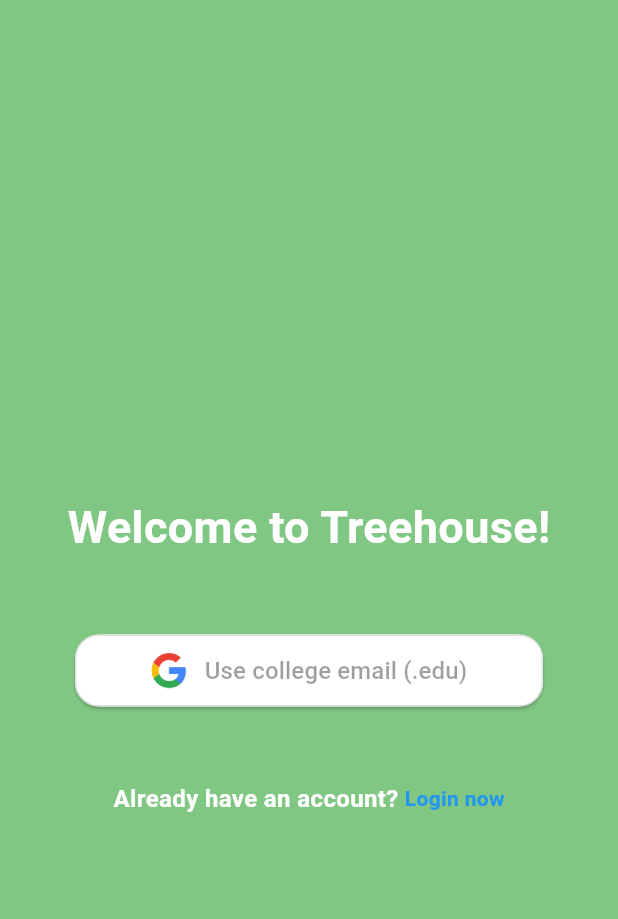
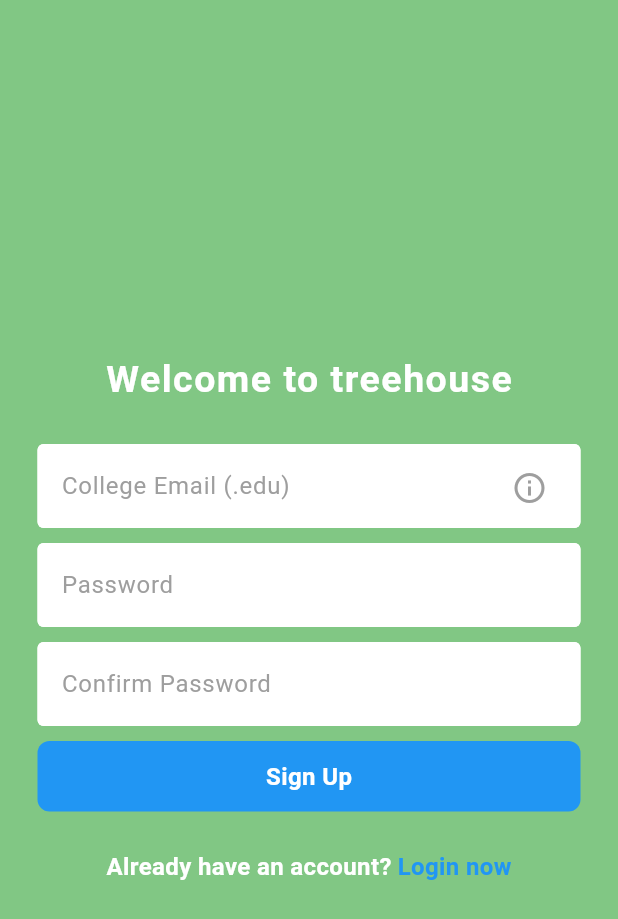
Before and after one commit to blakeotto57/treehouse, a Flutter app: the screen it shows after launch, after a tap on "Register now", on a phone screen of 412 x 824 dp. Shown: the top 919 px of the screen. Run offline on Flutter 3.47's test engine with Material 3 defaults, Android fonts, the phone set to English and light mode, and no system bars; our stand-ins replace cloud_firestore, firebase_auth, firebase_core, firebase_storage, flutter_svg, google_sign_in and 5 more; missing offline and left inert: firebase_app_check, flutter_stripe, in_app_purchase_android, in_app_purchase_storekit, pay, pay_android and 2 more; accounts and stored records are empty; network calls fail; Roboto replaces fonts that are missing (Helvetica).

Commit message:
reset register page back to manual inputs instead of google sign in

```diff
--- a/lib/auth/login_page.dart
+++ b/lib/auth/login_page.dart
@@ -79,8 +79,8 @@ class _LoginPageState extends State<LoginPage> {
                     style: TextStyle(
                         fontWeight: FontWeight.bold,
                         color: Colors.white,
-                        letterSpacing: 3,
-                        fontSize: 20,
+                        letterSpacing: 1,
+                        fontSize: 25,
                     ),
                   ),
 
@@ -118,7 +118,7 @@ class _LoginPageState extends State<LoginPage> {
 
 
 
-                  const SizedBox(height: 10),
+                  const SizedBox(height: 25),
 
                 //go to register page
                 Row(
@@ -129,6 +129,7 @@ class _LoginPageState extends State<LoginPage> {
                       style: TextStyle(
                         fontWeight: FontWeight.bold,
                         color: Colors.white,
+                        fontSize: 16,
                       ),
                     ),
 
@@ -141,6 +142,7 @@ class _LoginPageState extends State<LoginPage> {
                         style: TextStyle(
                           fontWeight: FontWeight.bold,
                           color: Colors.blue,
+                          fontSize: 16,
                           ),
                         ),
                     ),
--- a/lib/auth/register_page.dart
+++ b/lib/auth/register_page.dart
@@ -3,7 +3,6 @@ import 'package:flutter/material.dart';
 import 'package:firebase_auth/firebase_auth.dart';
 import 'package:treehouse/components/text_field.dart';
 import 'package:google_sign_in/google_sign_in.dart';
-import 'package:treehouse/pages/user_profile.dart';
 
 import '../components/button.dart';
 import '../pages/home.dart';
@@ -20,9 +19,48 @@ class RegisterPage extends StatefulWidget {
 }
 
 class _RegisterPageState extends State<RegisterPage> {
-  final GoogleSignIn _googleSignIn = GoogleSignIn();
+  // Text editing controllers
+  final emailTextController = TextEditingController();
+  final passwordTextController = TextEditingController();
+  final confirmPasswordTextController = TextEditingController();
 
-  Future<void> signInWithGoogle() async {
+  final GoogleSignIn _googleSignIn = GoogleSignIn(
+    hostedDomain: 'edu',
+    scopes: ['email', 'profile'],
+  );
+
+  Future<bool> verifyEducationalEmail(String email) async {
+    try {
+      final GoogleSignInAccount? googleUser = await _googleSignIn.signIn();
+
+      if (googleUser != null) {
+        // Verify if Google email matches the provided email
+        if (googleUser.email == email) {
+          return true;
+        }
+      }
+      return false;
+    } catch (e) {
+      return false;
+    }
+  }
+
+  // Add this validation function at class level
+  bool isValidEducationalEmail(String email) {
+    // Check if email is properly formatted and ends with .edu
+    return RegExp(r'^[a-zA-Z0-9._%+-]+@[a-zA-Z0-9.-]+\.edu$').hasMatch(email);
+  }
+
+  //sign up user
+  void signUp() async {
+    // Make sure passwords match
+    if (passwordTextController.text != confirmPasswordTextController.text) {
+      // Show error
+      displayMessage("Passwords do not match!");
+      return;
+    }
+
+    // Show loading indicator
     showDialog(
       context: context,
       builder: (context) => const Center(
@@ -31,45 +69,70 @@ class _RegisterPageState extends State<RegisterPage> {
     );
 
     try {
-      final GoogleSignInAccount? googleUser = await _googleSignIn.signIn();
-      if (googleUser == null) {
-        Navigator.pop(context);
+      // Verify email with Google
+      bool isValidUser = await verifyEducationalEmail(emailTextController.text);
+
+      if (!isValidUser) {
+        Navigator.pop(context); // Remove loading indicator
+        displayMessage("Please verify your .edu email with Google");
         return;
       }
 
-      final GoogleSignInAuthentication googleAuth = await googleUser.authentication;
-      final credential = GoogleAuthProvider.credential(
-        accessToken: googleAuth.accessToken,
-        idToken: googleAuth.idToken,
+      // Continue with Firebase registration
+      await FirebaseAuth.instance.createUserWithEmailAndPassword(
+        email: emailTextController.text,
+        password: passwordTextController.text,
       );
 
-      final userCredential = await FirebaseAuth.instance.signInWithCredential(credential);
-      final user = userCredential.user;
-
-      if (user != null) {
-        await FirebaseFirestore.instance.collection("users").doc(user.uid).set({
-          "email": user.email,
-          "username": user.displayName,
-          "profileImageUrl": user.photoURL,
-          "bio": "Empty bio...",
+      // After creating new user, create a new document in Firebase for them
+      await FirebaseFirestore.instance.collection("users").doc(emailTextController.text).set({
+        "username": emailTextController.text.split("@")[0],
+        "bio": "Empty bio",
+        "email": emailTextController.text,
+        "password": passwordTextController.text,
+        "profileImageUrl": null, // Add default value for profileImageUrl
+        // Add additional fields if needed
       });
 
+      // Pop loading indicator
+      if (mounted) {
+        Navigator.pop(context);
+      }
+
+      // Navigate to the home page or show success message
       if (mounted) {
         Navigator.pushReplacement(
           context,
-            MaterialPageRoute(builder: (context) => UserProfilePage()),
+          MaterialPageRoute(builder: (context) =>  HomePage()),
         );
       }
+    } on FirebaseAuthException catch (e) {
+      // Pop loading indicator
+      if (mounted) {
+        Navigator.pop(context);
       }
+
+      // Show error to user
+      displayMessage(e.code);
     } catch (e) {
+      // Pop loading indicator
+      if (mounted) {
         Navigator.pop(context);
-      displayMessage("Error: ${e.toString()}");
+      }
+
+      // Log and show any other errors
+      print('Error: $e');
+      displayMessage('An error occurred. Please try again.');
     }
   }
 
+  //display a dialog message
   void displayMessage(String message) {
-    ScaffoldMessenger.of(context).showSnackBar(
-      SnackBar(content: Text(message)),
+    showDialog(
+      context: context,
+      builder: (context) => AlertDialog(
+        title: Text(message),
+      ),
     );
   }
 
@@ -79,90 +142,129 @@ class _RegisterPageState extends State<RegisterPage> {
       backgroundColor: Colors.green[300],
       body: SafeArea(
         child: Center(
+          child: SingleChildScrollView(
+            child: Padding(
+              padding: const EdgeInsets.symmetric(horizontal: 25.0),
               child: Column(
                 mainAxisAlignment: MainAxisAlignment.center,
+                crossAxisAlignment: CrossAxisAlignment.center,
                 children: [
-              const SizedBox(height: 50),
 
-              // Logo or welcome text
-              Text(
-                "Welcome to Treehouse!",
+                  // Logo
+                  const Text(
+                    'Welcome to treehouse',
                     style: TextStyle(
+                      fontWeight: FontWeight.bold,
                       color: Colors.white,
-                  fontSize: 30,
-                  fontWeight: FontWeight.bold,
+                      letterSpacing: 1,
+                      fontSize: 25,
                     ),
                   ),
 
-              const SizedBox(height: 50),
+                  const SizedBox(height: 25),
 
-
-              // Google Sign In button
-              SizedBox(
-                width: double.infinity,
-                child: Padding(
-                  padding: const EdgeInsets.symmetric(horizontal: 50),
-                  child: ElevatedButton(
-                    style: ElevatedButton.styleFrom(
-                      backgroundColor: Colors.white,
-                      padding: const EdgeInsets.symmetric(vertical: 12),
-                      shape: RoundedRectangleBorder(
-                        borderRadius: BorderRadius.circular(16),
-                        side: BorderSide(color: Colors.grey.shade300),
+                  // Email textfield with info icon
+                  Stack(
+                    children: [
+                      MyTextField(
+                        controller: emailTextController,
+                        hintText: "College Email (.edu)",
+                        obscureText: false,
+                      ),
+                      Positioned(
+                        right: 10,
+                        // Adjust top position to center vertically (assuming TextField height is ~48)
+                        top: 5,
+                        child: IconButton(
+                          icon: const Icon(
+                            Icons.info_outline,
+                            color: Colors.grey,
+                          ),
+                          onPressed: () {
+                            showDialog(
+                              context: context,
+                              builder: (context) => AlertDialog(
+                                title: const Text('College Email Required'),
+                                content: const Text(
+                                  'We require a college email to ensure our community consists of verified college students, creating a safe and trusted environment for campus connections.',
+                                ),
+                                actions: [
+                                  TextButton(
+                                    onPressed: () => Navigator.pop(context),
+                                    child: const Text('Got it',
+                                      style: TextStyle(
+                                        color: Colors.blue,
                                       ),
                                     ),
-                    onPressed: signInWithGoogle,
-                    child: Row(
+                                  ),
+                                ],
+                              ),
+                            );
+                          },
+                        ),
+                      ),
+                    ],
+                  ),
+
+                  const SizedBox(height: 10),
+
+                  // Password textfield
+                  MyTextField(
+                    controller: passwordTextController,
+                    hintText: "Password",
+                    obscureText: true,
+                  ),
+
+                  const SizedBox(height: 10),
+
+                  // Confirm password textfield
+                  MyTextField(
+                    controller: confirmPasswordTextController,
+                    hintText: "Confirm Password",
+                    obscureText: true,
+                  ),
+
+                  const SizedBox(height: 10),
+
+                  // Sign up button
+                  MyButton(
+                    onTap: signUp,
+                    text: "Sign Up",
+                  ),
+
+                  const SizedBox(height: 25),
+
+                  // Login now
+                  Row(
                     mainAxisAlignment: MainAxisAlignment.center,
                     children: [
-                        Image.asset(
-                          'assets/icons/google_logo.png',
-                          height: 24.0,
+                      const Text(
+                        "Already have an account?",
+                        style: TextStyle(
+                          color: Colors.white,
+                          fontWeight: FontWeight.bold,
+                          fontSize: 16,
                           ),
-                        const SizedBox(width: 12),
-                        const Text(
-                          'Use college email (.edu)',
+                      ),
+                      const SizedBox(width: 4),
+                      GestureDetector(
+                        onTap: widget.onTap,
+                        child: const Text(
+                          "Login now",
                           style: TextStyle(
-                            color: Colors.black38,
+                            fontWeight: FontWeight.bold,
+                            color: Colors.blue,
                             fontSize: 16,
-                            fontWeight: FontWeight.w500,
                           ),
+                        ),
+                      ),
+                    ],
                   ),
                 ],
               ),
             ),
           ),
         ),
-
-              const SizedBox(height: 50),
-
-              // Already have an account?
-              Row(
-                mainAxisAlignment: MainAxisAlignment.center,
-                children: [
-                  Text(
-                    'Already have an account?',
-                    style: TextStyle(
-                      color: Colors.white,
-                      fontSize: 16,
-                      fontWeight: FontWeight.bold,),
-                  ),
-                  const SizedBox(width: 4),
-                  GestureDetector(
-                    onTap: widget.onTap,
-                    child: const Text(
-                      'Login now',
-                      style: TextStyle(
-                        color: Colors.blue,
-                        fontWeight: FontWeight.bold,
-                      ),
-                    ),
-                  ),
-                ],
-              )
-            ],
-          ),
-        ),
       ),
     );
   }
--- a/lib/payment/payment_serive.dart
+++ b/lib/payment/payment_serive.dart
@@ -273,8 +273,7 @@ class _MyAppState extends State<_MyApp> {
                           changeSubscriptionParam: (oldSubscription != null)
                               ? ChangeSubscriptionParam(
                                   oldPurchaseDetails: oldSubscription,
-                                  prorationMode:
-                                      ProrationMode.immediateWithTimeProration,
+
                                 )
                               : null);
                     } else {
```
Lines whose indentation alone changed are shown as unchanged.
